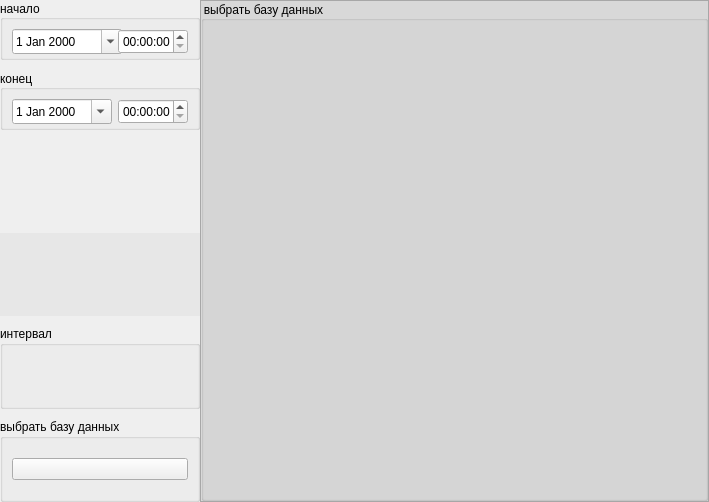
Before: the Qt Designer form programm/gui/ui/graph_form.ui in zaswed76/cstat, drawn with Qt 5.
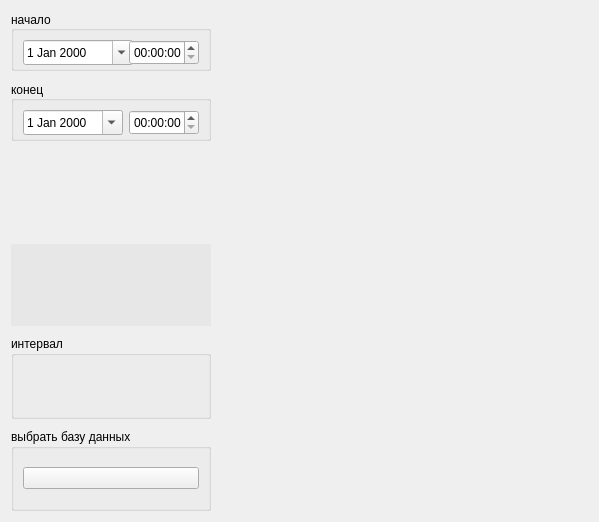
After: the same form once the commit is applied.

Diff of the .ui file:
```diff
--- a/programm/gui/ui/graph_form.ui
+++ b/programm/gui/ui/graph_form.ui
@@ -6,29 +6,14 @@
    <rect>
     <x>0</x>
     <y>0</y>
-    <width>709</width>
-    <height>502</height>
+    <width>599</width>
+    <height>522</height>
    </rect>
   </property>
   <property name="windowTitle">
    <string>Form</string>
   </property>
-  <layout class="QHBoxLayout" name="horizontalLayout" stretch="10,33">
-   <property name="spacing">
-    <number>0</number>
-   </property>
-   <property name="leftMargin">
-    <number>0</number>
-   </property>
-   <property name="topMargin">
-    <number>0</number>
-   </property>
-   <property name="rightMargin">
-    <number>0</number>
-   </property>
-   <property name="bottomMargin">
-    <number>0</number>
-   </property>
+  <layout class="QHBoxLayout" name="horizontalLayout" stretch="1,30">
    <item>
     <layout class="QVBoxLayout" name="verticalLayout">
      <property name="spacing">
@@ -309,79 +294,13 @@
     </layout>
    </item>
    <item>
-    <widget class="QFrame" name="graph_frame">
-     <property name="enabled">
+    <widget class="QLabel" name="label">
+     <property name="text">
+      <string/>
+     </property>
+     <property name="scaledContents">
       <bool>true</bool>
      </property>
-     <property name="sizePolicy">
-      <sizepolicy hsizetype="Preferred" vsizetype="Preferred">
-       <horstretch>0</horstretch>
-       <verstretch>0</verstretch>
-      </sizepolicy>
-     </property>
-     <property name="styleSheet">
-      <string notr="true">background-color: rgb(216, 216, 216);</string>
-     </property>
-     <property name="frameShape">
-      <enum>QFrame::StyledPanel</enum>
-     </property>
-     <property name="frameShadow">
-      <enum>QFrame::Plain</enum>
-     </property>
-     <property name="lineWidth">
-      <number>1</number>
-     </property>
-     <layout class="QHBoxLayout" name="view_box">
-      <property name="spacing">
-       <number>0</number>
-      </property>
-      <property name="leftMargin">
-       <number>0</number>
-      </property>
-      <property name="topMargin">
-       <number>0</number>
-      </property>
-      <property name="rightMargin">
-       <number>0</number>
-      </property>
-      <property name="bottomMargin">
-       <number>0</number>
-      </property>
-      <item>
-       <layout class="QHBoxLayout" name="horizontalLayout_2">
-        <property name="spacing">
-         <number>0</number>
-        </property>
-        <item>
-         <widget class="QGroupBox" name="groupBox">
-          <property name="styleSheet">
-           <string notr="true">font: 12pt &quot;MS Shell Dlg 2&quot;;</string>
-          </property>
-          <property name="title">
-           <string>выбрать базу данных</string>
-          </property>
-          <layout class="QHBoxLayout" name="horizontalLayout_6">
-           <property name="spacing">
-            <number>4</number>
-           </property>
-           <property name="leftMargin">
-            <number>0</number>
-           </property>
-           <property name="topMargin">
-            <number>0</number>
-           </property>
-           <property name="rightMargin">
-            <number>0</number>
-           </property>
-           <property name="bottomMargin">
-            <number>0</number>
-           </property>
-          </layout>
-         </widget>
-        </item>
-       </layout>
-      </item>
-     </layout>
     </widget>
    </item>
   </layout>
```
Left out of the diff: 4 changed lines with no effect on the pictures.
